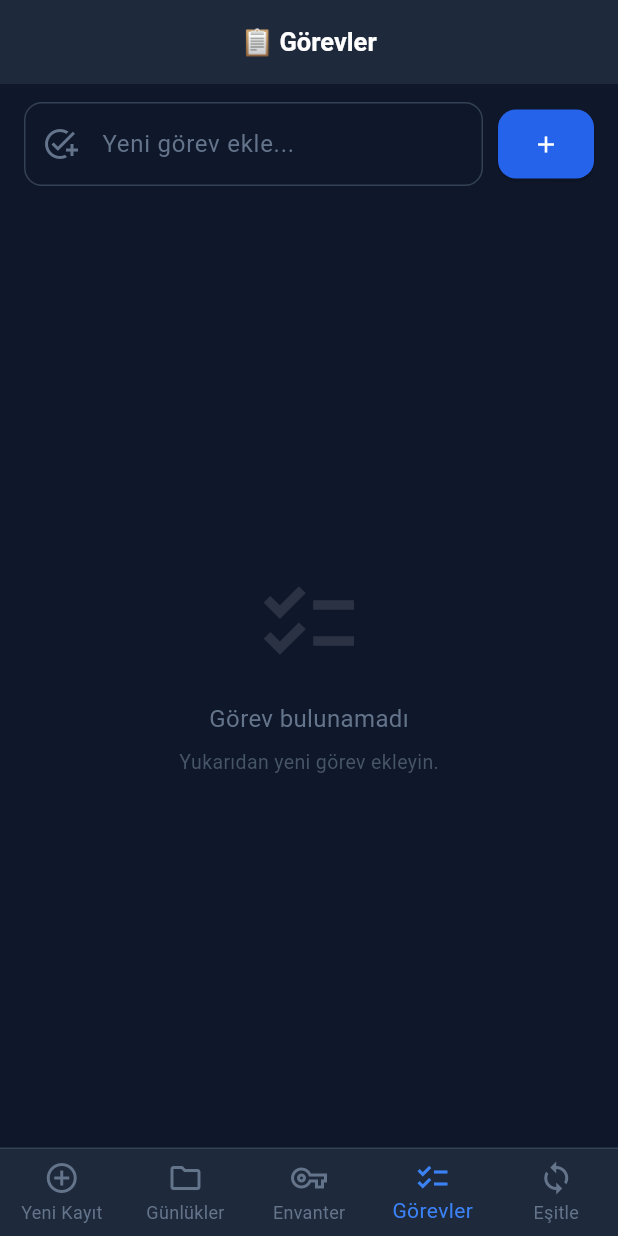
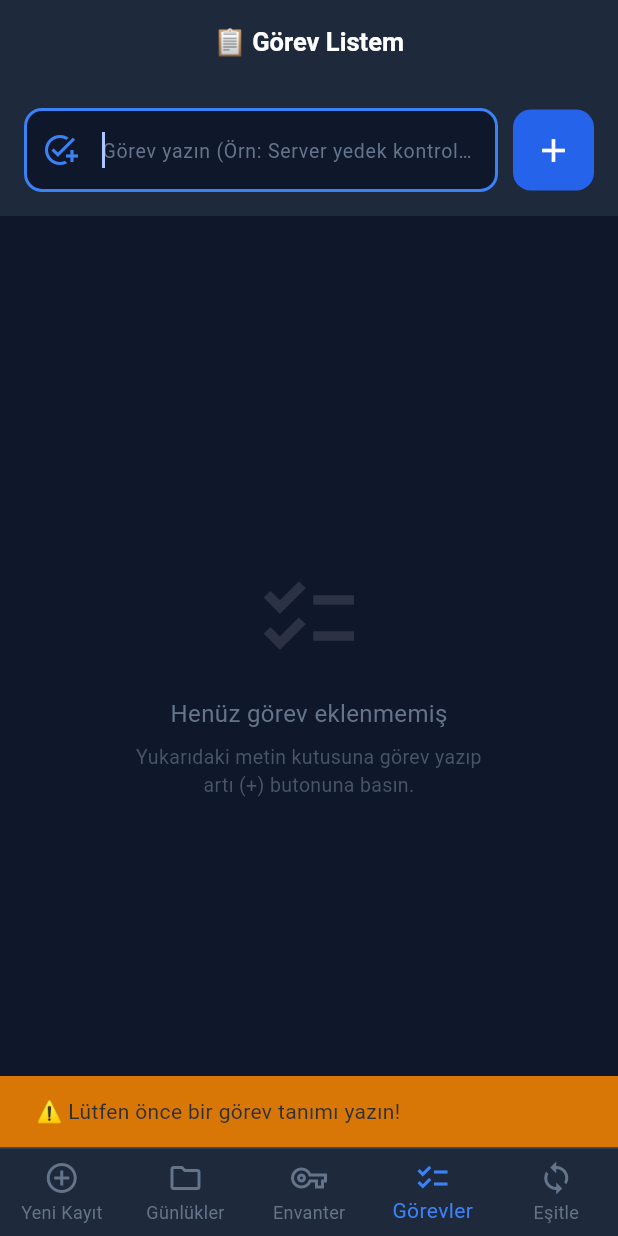
Before and after one commit to vasbabas/it-saha-ziyaret-takip, a Flutter app: the screen it shows after launch, item 4 of the bottom bar chosen, after a tap on the "add" icon, on a phone screen of 412 x 824 dp. Run offline on Flutter 3.47's test engine with Material 3 defaults, Android fonts, the phone set to English and light mode, and no system bars; our stand-ins replace shared_preferences, sqflite; accounts and stored records are empty.

Commit message:
Auto-correct sync port 8501 to 8502 and improve todo add button visual feedback

```diff
--- a/it_saha_takip_mobile/lib/screens/records_screen.dart
+++ b/it_saha_takip_mobile/lib/screens/records_screen.dart
@@ -175,7 +175,11 @@ class _RecordsScreenState extends State<RecordsScreen> {
   String _formatDate(String raw) {
     try {
       final d = DateTime.parse(raw);
-      return DateFormat('dd MMM yyyy', 'tr').format(d);
+      final months = [
+        'Ock', 'Şbt', 'Mrt', 'Nsn', 'May', 'Hzr',
+        'Tem', 'Ağu', 'Eyl', 'Ekm', 'Ksm', 'Arl'
+      ];
+      return '${d.day} ${months[d.month - 1]} ${d.year}';
     } catch (_) {
       return raw;
     }
--- a/it_saha_takip_mobile/lib/screens/todos_screen.dart
+++ b/it_saha_takip_mobile/lib/screens/todos_screen.dart
@@ -11,7 +11,9 @@ class TodosScreen extends StatefulWidget {
 
 class _TodosScreenState extends State<TodosScreen> {
   final _addCtrl = TextEditingController();
+  final _focusNode = FocusNode();
   List<Todo> _todos = [];
+  bool _loading = false;
 
   @override
   void initState() {
@@ -20,24 +22,66 @@ class _TodosScreenState extends State<TodosScreen> {
   }
 
   Future<void> _load() async {
-    final todos = await DatabaseService.getTodos();
-    setState(() => _todos = todos);
+    try {
+      final todos = await DatabaseService.getTodos();
+      if (mounted) setState(() => _todos = todos);
+    } catch (_) {}
   }
 
   Future<void> _add() async {
     final t = _addCtrl.text.trim();
-    if (t.isEmpty) return;
-    await DatabaseService.insertTodo(Todo(title: t));
-    _addCtrl.clear();
-    _load();
+    if (t.isEmpty) {
+      ScaffoldMessenger.of(context).showSnackBar(
+        const SnackBar(
+          content: Text('⚠️ Lütfen önce bir görev tanımı yazın!'),
+          backgroundColor: Color(0xFFD97706),
+          duration: Duration(seconds: 2),
+        ),
+      );
+      _focusNode.requestFocus();
+      return;
+    }
+
+    _focusNode.unfocus();
+    setState(() => _loading = true);
+
+    try {
+      final todo = Todo(title: t);
+      await DatabaseService.insertTodo(todo);
+      _addCtrl.clear();
+      await _load();
+
+      if (mounted) {
+        ScaffoldMessenger.of(context).showSnackBar(
+          const SnackBar(
+            content: Text('✅ Görev listeye eklendi!'),
+            backgroundColor: Color(0xFF059669),
+            duration: Duration(seconds: 2),
+          ),
+        );
+      }
+    } catch (e) {
+      if (mounted) {
+        ScaffoldMessenger.of(context).showSnackBar(
+          SnackBar(
+            content: Text('Hata: $e'),
+            backgroundColor: Colors.red,
+          ),
+        );
+      }
+    } finally {
+      if (mounted) setState(() => _loading = false);
+    }
   }
 
   Future<void> _toggle(Todo todo) async {
+    if (todo.id == null) return;
     await DatabaseService.updateTodoDone(todo.id!, !todo.isDone);
     _load();
   }
 
   Future<void> _delete(Todo todo) async {
+    if (todo.id == null) return;
     await DatabaseService.deleteTodo(todo.id!);
     _load();
   }
@@ -49,34 +93,56 @@ class _TodosScreenState extends State<TodosScreen> {
 
     return Scaffold(
       appBar: AppBar(
-        title: const Text('📋 Görevler',
+        title: const Text('📋 Görev Listem',
             style: TextStyle(fontSize: 17, fontWeight: FontWeight.w700)),
       ),
       body: Column(
         children: [
-          // Add new todo
-          Padding(
-            padding: const EdgeInsets.fromLTRB(16, 12, 16, 8),
+          // Add new todo container
+          Container(
+            padding: const EdgeInsets.all(16),
+            color: const Color(0xFF1E293B),
             child: Row(
               children: [
                 Expanded(
                   child: TextField(
                     controller: _addCtrl,
+                    focusNode: _focusNode,
                     onSubmitted: (_) => _add(),
-                    decoration: const InputDecoration(
-                      hintText: 'Yeni görev ekle...',
-                      prefixIcon: Icon(Icons.add_task, color: Color(0xFF64748B)),
+                    textInputAction: TextInputAction.done,
+                    decoration: InputDecoration(
+                      hintText: 'Görev yazın (Örn: Server yedek kontrol et)...',
+                      hintStyle: const TextStyle(color: Color(0xFF64748B), fontSize: 13),
+                      prefixIcon: const Icon(Icons.add_task, color: Color(0xFF3B82F6)),
+                      suffixIcon: _addCtrl.text.isNotEmpty
+                          ? IconButton(
+                              icon: const Icon(Icons.clear, size: 18),
+                              onPressed: () {
+                                _addCtrl.clear();
+                                setState(() {});
+                              },
+                            )
+                          : null,
                     ),
+                    onChanged: (_) => setState(() {}),
                   ),
                 ),
                 const SizedBox(width: 10),
-                ElevatedButton(
-                  onPressed: _add,
-                  style: ElevatedButton.styleFrom(
-                    padding: const EdgeInsets.symmetric(horizontal: 16, vertical: 14),
-                    shape: RoundedRectangleBorder(borderRadius: BorderRadius.circular(12)),
+                Material(
+                  color: const Color(0xFF2563EB),
+                  borderRadius: BorderRadius.circular(12),
+                  child: InkWell(
+                    onTap: _loading ? null : _add,
+                    borderRadius: BorderRadius.circular(12),
+                    child: Container(
+                      padding: const EdgeInsets.all(14),
+                      child: _loading
+                          ? const SizedBox(
+                              width: 24, height: 24,
+                              child: CircularProgressIndicator(color: Colors.white, strokeWidth: 2))
+                          : const Icon(Icons.add, color: Colors.white, size: 26),
+                    ),
                   ),
-                  child: const Icon(Icons.add),
                 ),
               ],
             ),
@@ -85,14 +151,14 @@ class _TodosScreenState extends State<TodosScreen> {
             child: _todos.isEmpty
                 ? _emptyState()
                 : ListView(
-                    padding: const EdgeInsets.fromLTRB(16, 4, 16, 16),
+                    padding: const EdgeInsets.all(16),
                     children: [
                       if (pending.isNotEmpty) ...[
-                        _sectionHeader('📌 Bekleyen (${pending.length})'),
+                        _sectionHeader('📌 BEKLEYEN GÖREVLER (${pending.length})'),
                         ...pending.map((t) => _buildTodoCard(t)),
                       ],
                       if (done.isNotEmpty) ...[
-                        _sectionHeader('✅ Tamamlanan (${done.length})'),
+                        _sectionHeader('✅ TAMAMLATILAN GÖREVLER (${done.length})'),
                         ...done.map((t) => _buildTodoCard(t)),
                       ],
                     ],
@@ -105,11 +171,11 @@ class _TodosScreenState extends State<TodosScreen> {
 
   Widget _sectionHeader(String text) {
     return Padding(
-      padding: const EdgeInsets.fromLTRB(0, 12, 0, 6),
+      padding: const EdgeInsets.fromLTRB(0, 12, 0, 8),
       child: Text(text,
           style: const TextStyle(
-              fontSize: 12,
-              fontWeight: FontWeight.w600,
+              fontSize: 11.5,
+              fontWeight: FontWeight.w700,
               color: Color(0xFF94A3B8),
               letterSpacing: 0.5)),
     );
@@ -120,11 +186,12 @@ class _TodosScreenState extends State<TodosScreen> {
       margin: const EdgeInsets.only(bottom: 8),
       child: ListTile(
         contentPadding: const EdgeInsets.symmetric(horizontal: 14, vertical: 4),
-        leading: GestureDetector(
+        leading: InkWell(
           onTap: () => _toggle(todo),
+          borderRadius: BorderRadius.circular(15),
           child: Container(
-            width: 24,
-            height: 24,
+            width: 28,
+            height: 28,
             decoration: BoxDecoration(
               shape: BoxShape.circle,
               color: todo.isDone ? const Color(0xFF059669) : Colors.transparent,
@@ -134,7 +201,7 @@ class _TodosScreenState extends State<TodosScreen> {
               ),
             ),
             child: todo.isDone
-                ? const Icon(Icons.check, size: 14, color: Colors.white)
+                ? const Icon(Icons.check, size: 16, color: Colors.white)
                 : null,
           ),
         ),
@@ -147,7 +214,7 @@ class _TodosScreenState extends State<TodosScreen> {
           ),
         ),
         trailing: IconButton(
-          icon: const Icon(Icons.delete_outline, color: Color(0xFF475569), size: 20),
+          icon: const Icon(Icons.delete_outline, color: Color(0xFFEF4444), size: 20),
           onPressed: () => _delete(todo),
         ),
       ),
@@ -161,10 +228,11 @@ class _TodosScreenState extends State<TodosScreen> {
         children: [
           Icon(Icons.checklist, size: 72, color: Colors.white.withAlpha(30)),
           const SizedBox(height: 16),
-          const Text('Görev bulunamadı',
+          const Text('Henüz görev eklenmemiş',
               style: TextStyle(color: Color(0xFF64748B), fontSize: 16)),
           const SizedBox(height: 8),
-          const Text('Yukarıdan yeni görev ekleyin.',
+          const Text('Yukarıdaki metin kutusuna görev yazıp\nartı (+) butonuna basın.',
+              textAlign: TextAlign.center,
               style: TextStyle(color: Color(0xFF475569), fontSize: 13)),
         ],
       ),
@@ -174,6 +242,7 @@ class _TodosScreenState extends State<TodosScreen> {
   @override
   void dispose() {
     _addCtrl.dispose();
+    _focusNode.dispose();
     super.dispose();
   }
 }
```
Also changed, not shown: it_saha_takip_mobile/lib/screens/sync_screen.dart (+17 -1 lines), it_saha_takip_mobile/lib/services/sync_service.dart (+37 -9 lines).
